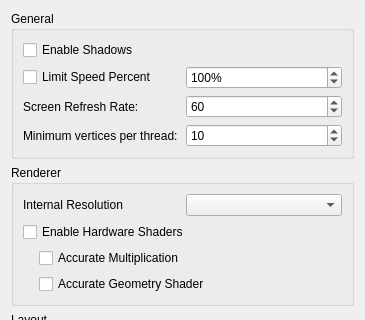
Gegopat/citra, file src/citra/configuration/graphics.ui: the form before one commit; both pictures show x 0 to 365 and y 0 to 320 of the 365 by 929 pixel window.
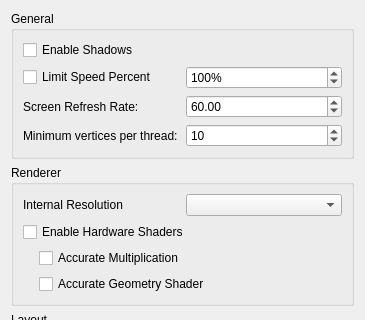
The form after the commit.

Diff of the .ui file:
```diff
--- a/src/citra/configuration/graphics.ui
+++ b/src/citra/configuration/graphics.ui
@@ -64,12 +64,12 @@
          </widget>
         </item>
         <item>
-         <widget class="QSpinBox" name="screen_refresh_rate">
+         <widget class="QDoubleSpinBox" name="screen_refresh_rate">
           <property name="minimum">
            <number>1</number>
           </property>
           <property name="maximum">
-           <number>999</number>
+           <number>1000</number>
           </property>
           <property name="value">
            <number>60</number>
```
